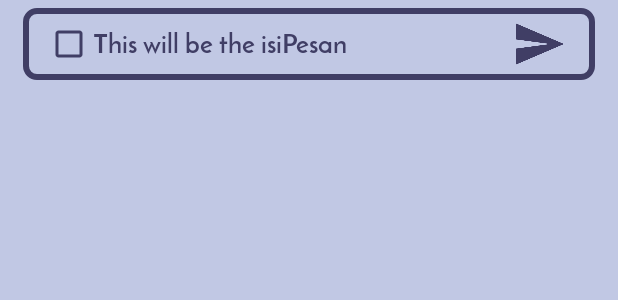
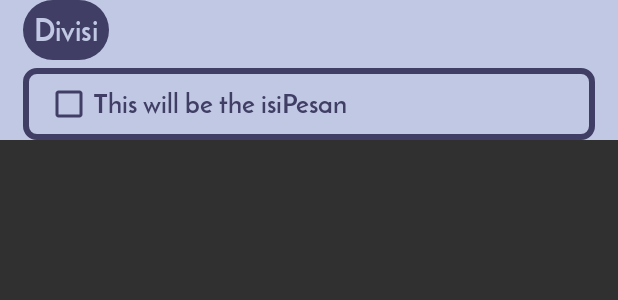
Before and after one commit to realicejoanne/monica-dev, an Android app: the layout list_layout.xml on its own in the app's theme, with its tools: preview values and no code run, on a phone screen of 412 x 824 dp. Shown: the top 300 px of the screen. Run offline under Robolectric (Android 15) with nearby library versions, the phone set to English and light mode, and no system bars.

Commit message:
Latest. udah lumayan

```diff
--- a/Monica/app/src/main/java/unpad/rockbottom/monica/List_Class.java
+++ b/Monica/app/src/main/java/unpad/rockbottom/monica/List_Class.java
@@ -5,7 +5,7 @@ public class List_Class {
     String id,
             divisi = "",
             isiPesan = "";
-    boolean isChecked = false;
+    boolean isChecked;
 
     public List_Class() {
     }
@@ -25,6 +25,10 @@ public class List_Class {
         this.id = id;
     }
 
+    public void setIsChecked(boolean checked) {
+        isChecked = checked;
+    }
+
     public String getId() {
         return id;
     }
--- a/Monica/app/src/main/res/layout/activity_to_do_list_.xml
+++ b/Monica/app/src/main/res/layout/activity_to_do_list_.xml
@@ -84,7 +84,8 @@
         <ListView
             android:id="@+id/toDoList"
             android:layout_width="match_parent"
-            android:layout_height="wrap_content" />
+            android:layout_height="wrap_content"
+            android:paddingBottom="10dp" />
 
     </LinearLayout>
 
--- a/Monica/app/src/main/res/layout/list_layout.xml
+++ b/Monica/app/src/main/res/layout/list_layout.xml
@@ -1,9 +1,10 @@
 <?xml version="1.0" encoding="utf-8"?>
 <LinearLayout
     xmlns:android="http://schemas.android.com/apk/res/android"
+    xmlns:materialdesign="http://schemas.android.com/apk/res-auto"
     xmlns:tools="http://schemas.android.com/tools"
     android:layout_width="match_parent"
-    android:layout_height="match_parent"
+    android:layout_height="wrap_content"
     android:orientation="vertical"
     android:background="@color/gray"
     android:paddingLeft="15dp"
@@ -11,14 +12,13 @@
 
     <TextView
         android:id="@+id/divisi"
-        android:layout_width="0dp"
-        android:layout_height="0dp"
+        android:layout_width="wrap_content"
+        android:layout_height="wrap_content"
         android:text="Divisi"
         android:textColor="@color/gray"
         android:fontFamily="@font/josefinsans_bold"
         android:textSize="20sp"
         android:padding="7dp"
-        android:layout_marginBottom="5dp"
         android:background="@drawable/button_purple"/>
 
     <LinearLayout
@@ -27,7 +27,7 @@
         android:layout_height="wrap_content"
         android:orientation="horizontal"
         android:background="@drawable/edit_list_outer"
-        android:weightSum="5">
+        android:layout_marginTop="5dp">
 
         <CheckBox
             android:id="@+id/pesan"
@@ -38,9 +38,8 @@
             android:textColor="@color/purple"
             android:textSize="18sp"
             android:text="This will be the isiPesan"
-            android:maxLines="1"
             android:layout_weight="1"
-            android:checked="false"/>
+            android:checked="false" />
 
         <ImageButton
             android:id="@+id/delete"
@@ -50,7 +49,8 @@
             android:background="@color/clear"
             android:scaleType="centerInside"
             android:layout_weight="4"
-            android:visibility="visible"/>
+            android:visibility="invisible"/>
+
     </LinearLayout>
 
 
```
Also changed, not shown: Monica/app/src/main/java/unpad/rockbottom/monica/List_Adapter.java (+37 -19 lines), Monica/app/src/main/java/unpad/rockbottom/monica/ToDoList_Activity.java (+6 -4 lines), Monica/app/src/main/res/drawable/edit_list_outer_inactive.xml (added, +15 -0 lines).
